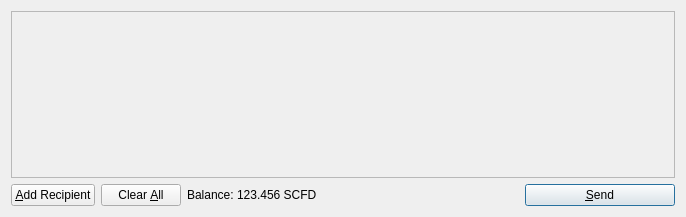
This is src/qt/forms/sendcoinsdialog.ui in yorulez/ncfdcoin as Qt 5 draws it before an edit. The edited form follows.
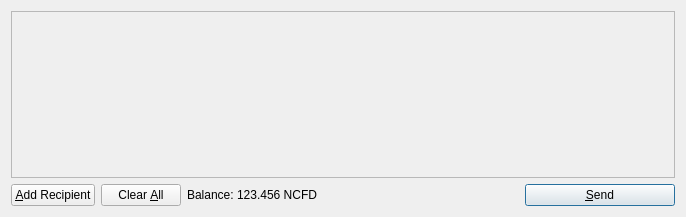
This is the edited form. Icons and pictures are not drawn.

```diff
--- a/src/qt/forms/sendcoinsdialog.ui
+++ b/src/qt/forms/sendcoinsdialog.ui
@@ -119,7 +119,7 @@
           <cursorShape>IBeamCursor</cursorShape>
          </property>
          <property name="text">
-          <string>123.456 SCFD</string>
+          <string>123.456 NCFD</string>
          </property>
          <property name="textInteractionFlags">
           <set>Qt::LinksAccessibleByMouse|Qt::TextSelectableByKeyboard|Qt::TextSelectableByMouse</set>
```
